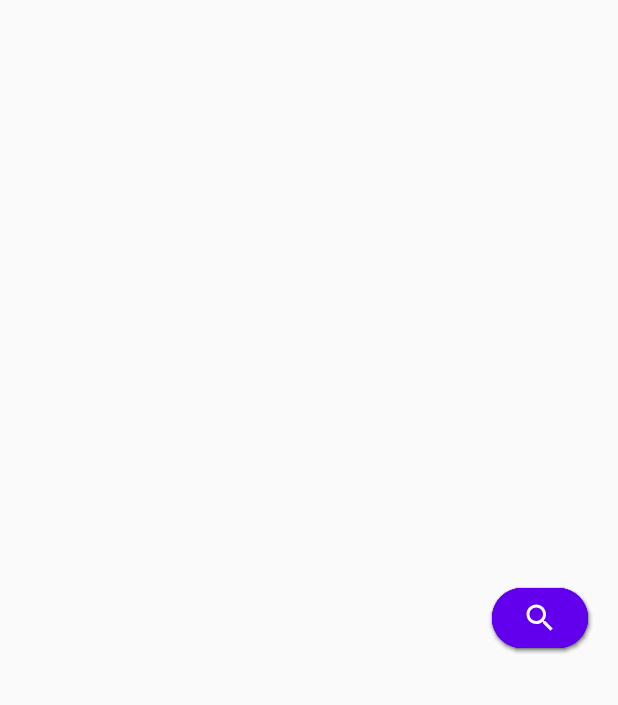
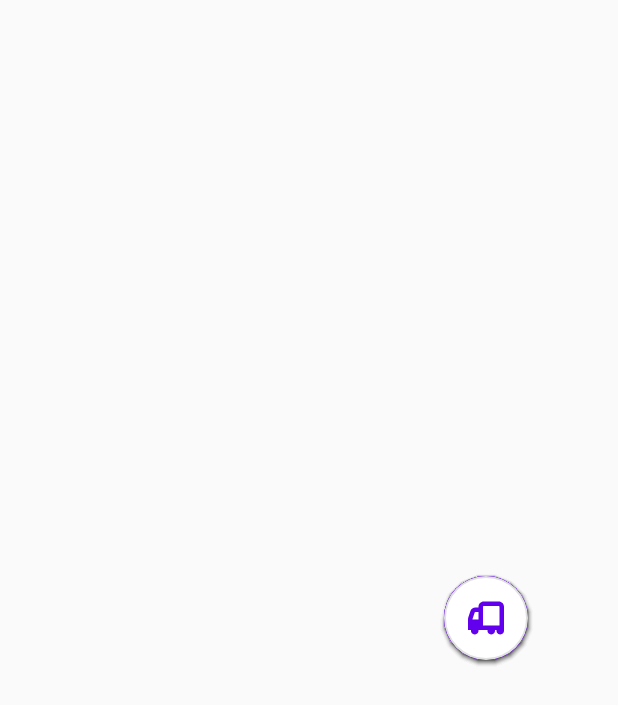
Before and after one commit to ThisIsDiKo/SuspensionController, an Android app built with Jetpack Compose: the screen it shows after launch (MainActivity), on a phone screen of 412 x 824 dp. Shown: the top 705 px of the screen. Run offline under Robolectric (Android 15) with nearby library versions, the phone set to English and light mode, and no system bars; our stand-ins replace Dagger/Hilt's generated code, Timber, accompanist.

Commit message:
Floating button animation

```diff
--- a/app/src/main/java/com/dikoresearchsuspensioncontroller/feature_graph/presentation/pressureAction/PressureActions.kt
+++ b/app/src/main/java/com/dikoresearchsuspensioncontroller/feature_graph/presentation/pressureAction/PressureActions.kt
@@ -7,38 +7,54 @@ import androidx.compose.animation.core.tween
 import androidx.compose.animation.core.updateTransition
 import androidx.compose.animation.slideInHorizontally
 import androidx.compose.animation.slideOutHorizontally
-import androidx.compose.foundation.Canvas
-import androidx.compose.foundation.Image
-import androidx.compose.foundation.background
+import androidx.compose.foundation.*
+import androidx.compose.foundation.gestures.awaitFirstDown
+import androidx.compose.foundation.gestures.forEachGesture
+import androidx.compose.foundation.gestures.waitForUpOrCancellation
+import androidx.compose.foundation.interaction.MutableInteractionSource
+import androidx.compose.foundation.interaction.PressInteraction
 import androidx.compose.foundation.layout.*
 import androidx.compose.foundation.shape.CircleShape
-import androidx.compose.material.Button
-import androidx.compose.material.Icon
-import androidx.compose.material.MaterialTheme
-import androidx.compose.material.Text
+import androidx.compose.material.*
 import androidx.compose.material.icons.Icons
 import androidx.compose.material.icons.filled.*
-import androidx.compose.runtime.Composable
-import androidx.compose.runtime.mutableStateOf
-import androidx.compose.runtime.remember
+import androidx.compose.material.ripple.rememberRipple
+import androidx.compose.runtime.*
 import androidx.compose.ui.Alignment
 import androidx.compose.ui.Modifier
+import androidx.compose.ui.composed
 import androidx.compose.ui.draw.rotate
+import androidx.compose.ui.draw.shadow
 import androidx.compose.ui.graphics.Color
+import androidx.compose.ui.input.pointer.pointerInput
 import androidx.compose.ui.platform.LocalDensity
+import androidx.compose.ui.res.painterResource
 import androidx.compose.ui.unit.IntOffset
 import androidx.compose.ui.unit.dp
+import com.dikoresearchsuspensioncontroller.R
+import kotlinx.coroutines.coroutineScope
+import kotlinx.coroutines.delay
+import kotlinx.coroutines.launch
 import timber.log.Timber
 
 enum class StoredPressuresState{
     COLLAPSED,
     EXPANDED
 }
+
+enum class SubButtonState{
+    COLLAPSED,
+    EXPANDED
+}
 @Composable
 fun PressureAction(){
     val expandedState = remember { mutableStateOf(StoredPressuresState.COLLAPSED)}
+    val subButtonState = remember { mutableStateOf(SubButtonState.COLLAPSED)}
     val visible = remember { mutableStateOf(false) }
+
     val transition = updateTransition(targetState = expandedState.value, label = "")
+    val subButtonTransition = updateTransition(targetState = subButtonState.value, label = "")
+
     val rotation = transition.animateFloat(
         label = "",
         transitionSpec = {
@@ -65,7 +81,15 @@ fun PressureAction(){
         if (state == StoredPressuresState.EXPANDED) (-80).dp else 0.dp
     }
 
+    val translateSubButtons = subButtonTransition.animateDp(label = "",
+        transitionSpec = {
+            tween(durationMillis = 300)
+        }
+    ) { state ->
+        if (state == SubButtonState.EXPANDED) (-64).dp else 0.dp
+    }
 
+    val counter = remember { mutableStateOf(0)}
 
     Row(
         modifier = Modifier
@@ -76,40 +100,109 @@ fun PressureAction(){
     ){
         Box(){
             Button(
-                modifier = Modifier.offset(translateButtons.value, 0.dp),
+                modifier = Modifier
+                    .offset(translateButtons.value, 0.dp)
+                    .size(56.dp)
+                    .longClick(
+                        interactionSource = remember { MutableInteractionSource() },
+                        enabled = true,
+                        onClick = {
+                            counter.value++
+                            if (counter.value == 100) {
+                                Timber.e("Long press clicked")
+                            }
+                        },
+                        onRelease = {
+                            if (counter.value < 100) {
+                                Timber.e("Simple click")
+                            }
+                            counter.value = 0
+                        }
+                    ),
                 //enabled = expandedState.value == StoredPressuresState.EXPANDED,
-                onClick = { Timber.e("First button clicked")},
+                onClick = {},
                 shape = CircleShape
             ) {
                 Icon(
-                    imageVector = Icons.Default.Call,
+                    painter = painterResource(id = R.drawable.ic_number_3),
                     contentDescription = null
                 )
             }
 
             Button(
-                modifier = Modifier.offset(translateButtons.value * 2, 0.dp),
+                modifier = Modifier
+                    .offset(translateButtons.value * 2, 0.dp)
+                    .size(56.dp),
                 onClick = { /*TODO*/ },
                 shape = CircleShape
             ) {
                 Icon(
-                    imageVector = Icons.Default.AccountBox,
+                    painter = painterResource(id = R.drawable.ic_number_2),
                     contentDescription = null
                 )
             }
 
+            Box(
+                contentAlignment = Alignment.Center
+            ){
                 Button(
-                modifier = Modifier.offset(translateButtons.value * 3, 0.dp),
+                    modifier = Modifier
+                        .offset(translateButtons.value * 3, translateSubButtons.value)
+                        .size(56.dp),
                     onClick = { /*TODO*/ },
                     shape = CircleShape
                 ) {
                     Icon(
-                    imageVector = Icons.Default.Refresh,
+                        imageVector = Icons.Default.KeyboardArrowUp,
                         contentDescription = null
                     )
                 }
+                Button(
+                    modifier = Modifier
+                        .offset(translateButtons.value * 3, -translateSubButtons.value)
+                        .size(56.dp),
+                    onClick = { /*TODO*/ },
+                    shape = CircleShape
+                ) {
+                    Icon(
+                        imageVector = Icons.Default.KeyboardArrowUp,
+                        contentDescription = null,
+                    )
+                }
+//                OutlinedButton(onClick = { },
+//                    modifier = Modifier.offset(translateButtons.value * 3, -translateSubButtons.value)
+//                        .size(40.dp),
+//                    shape = CircleShape,
+//                    border= BorderStroke(2.dp, Color(0XFF0F9D58)),
+//                    colors = ButtonDefaults.outlinedButtonColors(contentColor =  Color.Blue)
+//                ) {
+//                    // Adding an Icon "Add" inside the Button
+//                    Icon(Icons.Default.Add ,contentDescription = "content description", tint=Color(0XFF0F9D58))
+//                }
+                Button(
+                    modifier = Modifier
+                        .offset(translateButtons.value * 3, 0.dp)
+                        .size(56.dp),
+                    onClick = {
+                        if (subButtonState.value == SubButtonState.EXPANDED){
+                            subButtonState.value = SubButtonState.COLLAPSED
+                        }
+                        else {
+                            subButtonState.value = SubButtonState.EXPANDED
+                        }
+                    },
+                    shape = CircleShape
+                ) {
+                    Icon(
+                        painter = painterResource(id = R.drawable.ic_number_1),
+                        contentDescription = null
+                    )
+                }
+            }
 
-            Button(
+
+            OutlinedButton(
+                modifier = Modifier.size(56.dp),
                 onClick = {
                     visible.value = !visible.value
                     if (expandedState.value == StoredPressuresState.COLLAPSED){
@@ -117,20 +210,21 @@ fun PressureAction(){
                     }
                     else {
                         expandedState.value = StoredPressuresState.COLLAPSED
+                        subButtonState.value = SubButtonState.COLLAPSED
                     }
                 },
                 shape = CircleShape
             ) {
                 Box() {
                     Icon(
-                        imageVector = Icons.Default.Search,
+                        painter = painterResource(id = R.drawable.ic_truck),
                         contentDescription = null,
                         modifier = Modifier
                             //.rotate(rotation.value)
                             .offset(translate.value, 0.dp)
                     )
                     Icon(
-                        imageVector = Icons.Default.Settings,
+                        painter = painterResource(id = R.drawable.ic_right),
                         contentDescription = null,
                         modifier = Modifier
                             //.rotate(rotation.value)
@@ -139,5 +233,48 @@ fun PressureAction(){
                 }
             }
         }
+        CircularProgressIndicator(progress = if (counter.value < 20) 0f else (counter.value - 20f) / 100f)
     }
 }
+
+fun Modifier.longClick(
+    interactionSource: MutableInteractionSource,
+    enabled: Boolean,
+    delayMillis: Long = 20,
+    onClick: () -> Unit,
+    onRelease: () -> Unit
+):Modifier = composed {
+    val currentClickListener by rememberUpdatedState(onClick)
+
+    pointerInput(interactionSource, enabled) {
+        forEachGesture {
+            coroutineScope {
+                awaitPointerEventScope {
+                    val down = awaitFirstDown(requireUnconsumed = false)
+                    val downPress = PressInteraction.Press(down.position)
+
+                    val heldButtonJob = launch {
+                        interactionSource.emit(downPress)
+                        var currentDelayMillis = delayMillis
+                        while(enabled && down.pressed){
+                            currentClickListener()
+                            delay(currentDelayMillis)
+                        }
+                    }
+                    val up = waitForUpOrCancellation()
+                    heldButtonJob.cancel()
+
+                    val releaseOrCancel = when (up) {
+                        null -> PressInteraction.Cancel(downPress)
+                        else -> PressInteraction.Release(downPress)
+                    }
+                    launch {
+                        // Send the result through the interaction source
+                        interactionSource.emit(releaseOrCancel)
+                        onRelease()
+                    }
+                }
+            }
+        }
+    }.indication(interactionSource, rememberRipple())
+}
--- /dev/null
+++ b/app/src/main/res/drawable/ic_number_1.xml
@@ -0,0 +1,4 @@
+<vector android:height="24dp" android:viewportHeight="24"
+    android:viewportWidth="24" android:width="24dp" xmlns:android="http://schemas.android.com/apk/res/android">
+    <path android:fillColor="#FF000000" android:pathData="M18.5,0H5.5A5.506,5.506 0,0 0,0 5.5v13A5.506,5.506 0,0 0,5.5 24h13A5.506,5.506 0,0 0,24 18.5V5.5A5.506,5.506 0,0 0,18.5 0ZM21,18.5A2.5,2.5 0,0 1,18.5 21H5.5A2.5,2.5 0,0 1,3 18.5V5.5A2.5,2.5 0,0 1,5.5 3h13A2.5,2.5 0,0 1,21 5.5ZM13.5,12A1.5,1.5 0,1 1,12 10.5,1.5 1.5,0 0,1 13.5,12Z"/>
+</vector>
--- /dev/null
+++ b/app/src/main/res/drawable/ic_number_2.xml
@@ -0,0 +1,4 @@
+<vector android:height="24dp" android:viewportHeight="24"
+    android:viewportWidth="24" android:width="24dp" xmlns:android="http://schemas.android.com/apk/res/android">
+    <path android:fillColor="#FF000000" android:pathData="M18.5,24L5.5,24A5.507,5.507 0,0 1,0 18.5L0,5.5A5.507,5.507 0,0 1,5.5 0h13A5.507,5.507 0,0 1,24 5.5v13A5.507,5.507 0,0 1,18.5 24ZM5.5,3A2.5,2.5 0,0 0,3 5.5v13A2.5,2.5 0,0 0,5.5 21h13A2.5,2.5 0,0 0,21 18.5L21,5.5A2.5,2.5 0,0 0,18.5 3ZM6,7.5A1.5,1.5 0,1 0,7.5 6,1.5 1.5,0 0,0 6,7.5ZM15,16.5A1.5,1.5 0,1 0,16.5 15,1.5 1.5,0 0,0 15,16.5Z"/>
+</vector>
--- /dev/null
+++ b/app/src/main/res/drawable/ic_number_3.xml
@@ -0,0 +1,4 @@
+<vector android:height="24dp" android:viewportHeight="24"
+    android:viewportWidth="24" android:width="24dp" xmlns:android="http://schemas.android.com/apk/res/android">
+    <path android:fillColor="#FF000000" android:pathData="M18.5,24L5.5,24A5.506,5.506 0,0 1,0 18.5L0,5.5A5.506,5.506 0,0 1,5.5 0h13A5.507,5.507 0,0 1,24 5.5v13A5.507,5.507 0,0 1,18.5 24ZM5.5,3A2.5,2.5 0,0 0,3 5.5v13A2.5,2.5 0,0 0,5.5 21h13A2.5,2.5 0,0 0,21 18.5L21,5.5A2.5,2.5 0,0 0,18.5 3ZM10.5,12A1.5,1.5 0,1 0,12 10.5,1.5 1.5,0 0,0 10.5,12ZM6,7.5A1.5,1.5 0,1 0,7.5 6,1.5 1.5,0 0,0 6,7.5ZM15,16.5A1.5,1.5 0,1 0,16.5 15,1.5 1.5,0 0,0 15,16.5Z"/>
+</vector>
--- /dev/null
+++ b/app/src/main/res/drawable/ic_right.xml
@@ -0,0 +1,11 @@
+<vector xmlns:android="http://schemas.android.com/apk/res/android"
+    android:width="24dp"
+    android:height="24dp"
+    android:viewportWidth="24"
+    android:viewportHeight="24">
+  <path
+      android:pathData="M6.0792,1.505C6.0795,1.9027 6.2378,2.284 6.5192,2.565L14.1912,10.237C15.1678,11.2134 15.1678,12.7966 14.1912,13.773L6.5292,21.435C5.9607,22.0236 5.9688,22.9591 6.5474,23.5377C7.126,24.1163 8.0616,24.1245 8.6502,23.556L16.3122,15.9C18.4573,13.7507 18.4573,10.2703 16.3122,8.121L8.6402,0.444C8.2112,0.0147 7.5657,-0.1138 7.005,0.1185C6.4443,0.3508 6.0789,0.8981 6.0792,1.505Z"
+      android:fillColor="#000000"
+      android:fillType="evenOdd"
+      android:strokeColor="#00000000"/>
+</vector>
--- /dev/null
+++ b/app/src/main/res/drawable/ic_truck.xml
@@ -0,0 +1,15 @@
+<vector xmlns:android="http://schemas.android.com/apk/res/android"
+    android:width="24dp"
+    android:height="24dp"
+    android:viewportWidth="24"
+    android:viewportHeight="24">
+  <group>
+    <clip-path
+        android:pathData="M0,0h24v24h-24z"/>
+    <path
+        android:pathData="M-0,13.149C-0.0001,12.5579 0.0952,11.9707 0.282,11.41L1.621,7.393C2.0974,5.964 3.4347,5.0001 4.941,5L7,5L7,4.5C7,2.567 8.567,1 10.5,1L20.5,1C22.433,1 24,2.567 24,4.5L24,20.5C23.999,21.4528 23.4566,22.3222 22.6012,22.7419C21.7459,23.1616 20.7263,23.0586 19.9722,22.4763C19.218,21.894 18.8604,20.9337 19.05,20L17.95,20C18.1517,20.9933 17.7337,22.0101 16.8917,22.5743C16.0497,23.1386 14.9503,23.1386 14.1083,22.5743C13.2663,22.0101 12.8483,20.9933 13.05,20L6.95,20C7.1517,20.9933 6.7337,22.0101 5.8917,22.5743C5.0497,23.1386 3.9503,23.1386 3.1083,22.5743C2.2663,22.0101 1.8483,20.9933 2.05,20L-0,20L-0,13.149ZM10,17L21,17L21,4.5C21,4.2239 20.7761,4 20.5,4L10.5,4C10.2239,4 10,4.2239 10,4.5L10,17ZM4.941,8C4.7259,8.0002 4.535,8.1379 4.467,8.342L3.128,12.358C3.0575,12.5655 3.0145,12.7813 3,13L7,13L7,8L4.941,8Z"
+        android:fillColor="#000000"
+        android:fillType="evenOdd"
+        android:strokeColor="#00000000"/>
+  </group>
+</vector>
--- a/build.gradle
+++ b/build.gradle
@@ -7,8 +7,8 @@ buildscript {
     }
 }// Top-level build file where you can add configuration options common to all sub-projects/modules.
 plugins {
-    id 'com.android.application' version '7.2.0' apply false
-    id 'com.android.library' version '7.2.0' apply false
+    id 'com.android.application' version '7.2.1' apply false
+    id 'com.android.library' version '7.2.1' apply false
     //id 'org.jetbrains.kotlin.android' version '1.5.21' apply false
     id 'org.jetbrains.kotlin.android' version '1.6.10' apply false
 }
```
Lines whose indentation alone changed are shown as unchanged.
